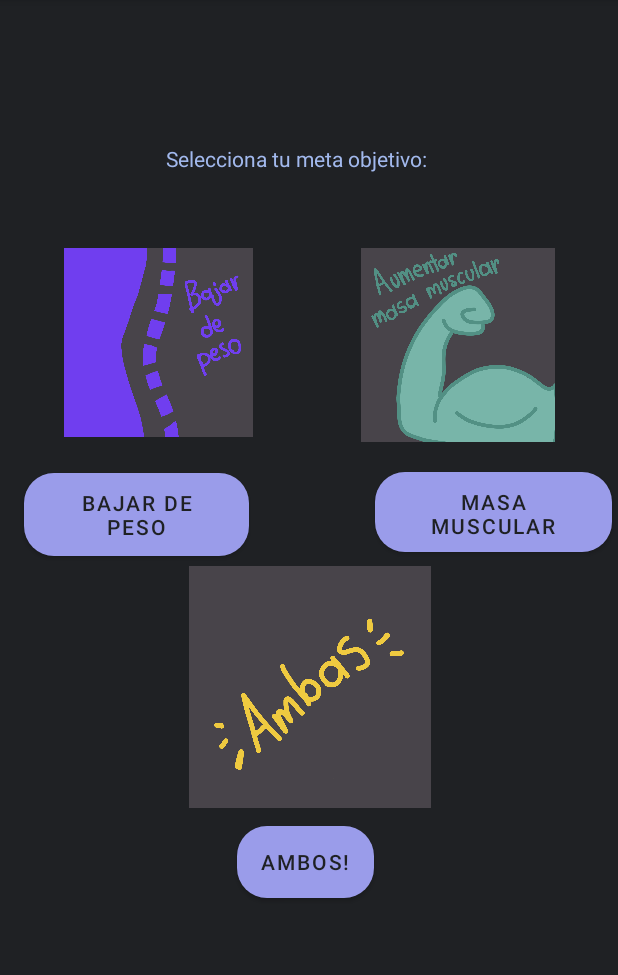
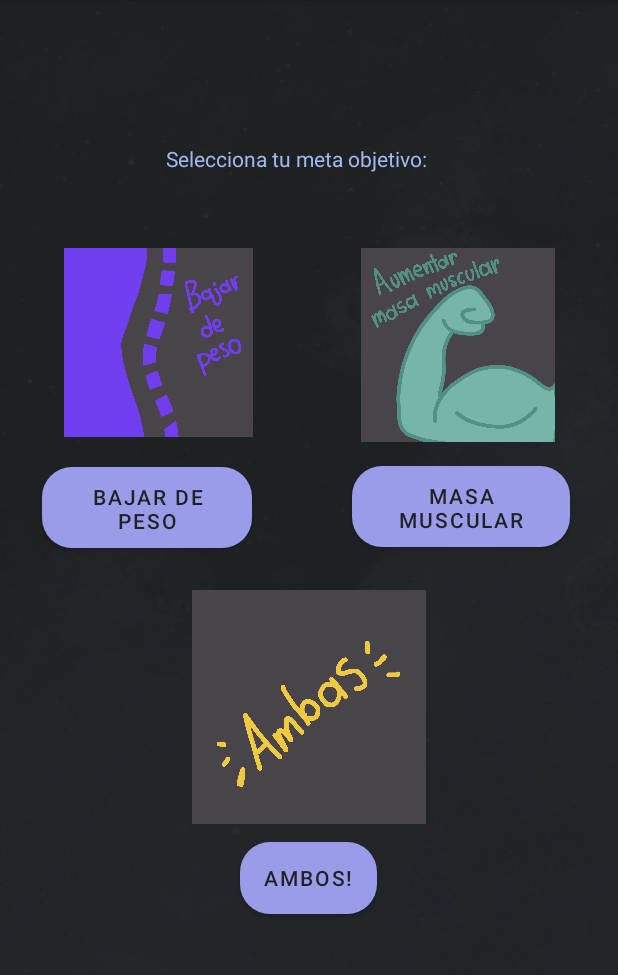
Before and after one commit to ErickSan01/Softcare_PocketTrainer, an Android app: the MetaActivity screen opened directly, with no data from a screen before it, on a phone screen of 412 x 824 dp, the part 84-1059 px from its top. Run offline under Robolectric (Android 15) with nearby library versions, the phone set to English and light mode, and no system bars.

Commit message:
Correciones de interfaz

```diff
--- a/Codigo/app/build.gradle
+++ b/Codigo/app/build.gradle
@@ -46,4 +46,7 @@ dependencies {
     implementation 'com.github.bumptech.glide:glide:4.14.2'
     annotationProcessor 'com.github.bumptech.glide:compiler:4.14.2'
     implementation 'com.google.android.material:material:1.2.1'
+    implementation 'com.intuit.sdp:sdp-android:1.1.0'
+    implementation 'com.intuit.ssp:ssp-android:1.1.0'
+
 }
--- a/Codigo/app/src/main/res/layout/activity_listo.xml
+++ b/Codigo/app/src/main/res/layout/activity_listo.xml
@@ -4,7 +4,7 @@
     xmlns:tools="http://schemas.android.com/tools"
     android:layout_width="match_parent"
     android:layout_height="match_parent"
-    android:background="#1F2124"
+    android:background="@drawable/backgrnd"
     tools:context=".ListoActivity">
 
     <TextView
@@ -39,9 +39,9 @@
         android:layout_width="165dp"
         android:layout_height="77dp"
         android:layout_marginTop="52dp"
+        android:background="@drawable/custombutton"
         android:text="@string/comenzar_button"
         android:textSize="20sp"
-        android:background="@drawable/custombutton"
         app:layout_constraintEnd_toEndOf="parent"
         app:layout_constraintStart_toStartOf="parent"
         app:layout_constraintTop_toBottomOf="@+id/textViewRecuerda" />
--- a/Codigo/app/src/main/res/layout/activity_meta.xml
+++ b/Codigo/app/src/main/res/layout/activity_meta.xml
@@ -4,7 +4,7 @@
     xmlns:tools="http://schemas.android.com/tools"
     android:layout_width="match_parent"
     android:layout_height="match_parent"
-    android:background="#1F2124"
+    android:background="@drawable/backgrnd"
     tools:context=".CuerpoActivity">
 
     <TextView
@@ -31,13 +31,13 @@
 
     <Button
         android:id="@+id/buttonMusculo"
-        android:layout_width="158dp"
-        android:layout_height="53dp"
-        android:layout_marginTop="20dp"
-        android:layout_marginEnd="4dp"
+        android:layout_width="145dp"
+        android:layout_height="54dp"
+        android:layout_marginTop="16dp"
+        android:layout_marginEnd="32dp"
+        android:background="@drawable/custombutton"
         android:onClick="musculo"
         android:text="@string/masa_muscular"
-        android:background="@drawable/custombutton"
         app:layout_constraintEnd_toEndOf="parent"
         app:layout_constraintTop_toBottomOf="@+id/imageView3"
         tools:ignore="OnClick" />
@@ -57,12 +57,12 @@
 
     <ImageView
         android:id="@+id/imageView4"
-        android:layout_width="239dp"
-        android:layout_height="161dp"
-        android:layout_marginTop="260dp"
+        android:layout_width="216dp"
+        android:layout_height="156dp"
+        android:layout_marginTop="276dp"
+        android:src="@drawable/meta3"
         app:layout_constraintEnd_toEndOf="parent"
         app:layout_constraintStart_toStartOf="parent"
-        android:src="@drawable/meta3"
         app:layout_constraintTop_toBottomOf="@+id/textViewMeta"
         tools:srcCompat="@drawable/meta3" />
 
@@ -71,24 +71,24 @@
         android:layout_width="wrap_content"
         android:layout_height="wrap_content"
         android:layout_marginTop="12dp"
+        android:background="@drawable/custombutton"
         android:onClick="ambos"
         android:text="@string/ambos"
-        android:background="@drawable/custombutton"
         app:layout_constraintEnd_toEndOf="parent"
-        app:layout_constraintHorizontal_bias="0.492"
+        app:layout_constraintHorizontal_bias="0.498"
         app:layout_constraintStart_toStartOf="parent"
         app:layout_constraintTop_toBottomOf="@+id/imageView4"
         tools:ignore="OnClick" />
 
     <Button
         android:id="@+id/buttonPeso"
-        android:layout_width="150dp"
-        android:layout_height="55dp"
-        android:layout_marginStart="16dp"
-        android:layout_marginTop="24dp"
+        android:layout_width="140dp"
+        android:layout_height="54dp"
+        android:layout_marginStart="28dp"
+        android:layout_marginTop="20dp"
+        android:background="@drawable/custombutton"
         android:onClick="peso"
         android:text="@string/bajar"
-        android:background="@drawable/custombutton"
         app:layout_constraintStart_toStartOf="parent"
         app:layout_constraintTop_toBottomOf="@+id/imageView2"
         tools:ignore="OnClick" />
--- a/Codigo/app/src/main/res/layout/rutinas_activity.xml
+++ b/Codigo/app/src/main/res/layout/rutinas_activity.xml
@@ -4,7 +4,7 @@
     xmlns:tools="http://schemas.android.com/tools"
     android:layout_width="match_parent"
     android:layout_height="match_parent"
-    android:background="#1f2124"
+    android:background="@drawable/backgrnd"
     tools:context=".rutinas.Rutinas">
 
     <com.google.android.material.button.MaterialButton
@@ -91,12 +91,12 @@
         android:id="@+id/backBtn"
         android:layout_width="54dp"
         android:layout_height="49dp"
+        android:layout_alignParentBottom="true"
         android:layout_marginStart="10dp"
         android:layout_marginBottom="10dp"
+        android:background="@drawable/custombutton"
         android:text="@string/back"
         android:textColor="@android:color/black"
-        android:layout_alignParentBottom="true"
-        android:background="@drawable/custombutton"
         app:layout_constraintBottom_toBottomOf="parent"
         app:layout_constraintStart_toStartOf="parent" />
 
```
Also changed, not shown: Codigo/app/src/main/res/layout/activity_cuerpo.xml (+4 -4 lines), Codigo/app/src/main/res/layout/activity_main.xml (+9 -4 lines), Codigo/app/src/main/res/layout/activity_material.xml (+18 -5 lines), Codigo/app/src/main/res/layout/activity_nivel.xml (+6 -6 lines), Codigo/app/src/main/res/layout/activity_primer_pantalla.xml (+14 -11 lines), Codigo/app/src/main/res/layout/activity_recompensas.xml (+17 -4 lines), Codigo/app/src/main/res/layout/activity_seleccion_horario.xml (+6 -6 lines), Codigo/app/src/main/res/layout/activity_seleccion_tiempo.xml (+23 -23 lines), Codigo/app/src/main/res/layout/activity_tutorial.xml (+6 -6 lines), Codigo/app/src/main/res/layout/activity_tutorial_gif.xml (+5 -6 lines), Codigo/app/src/main/res/layout/activity_tutorial_img.xml (+16 -16 lines), Codigo/app/src/main/res/drawable/backgrnd.jpeg (added), Codigo/app/src/main/res/drawable/background_image_one_signin.png (added), Codigo/app/src/main/res/drawable/image.png (added).
